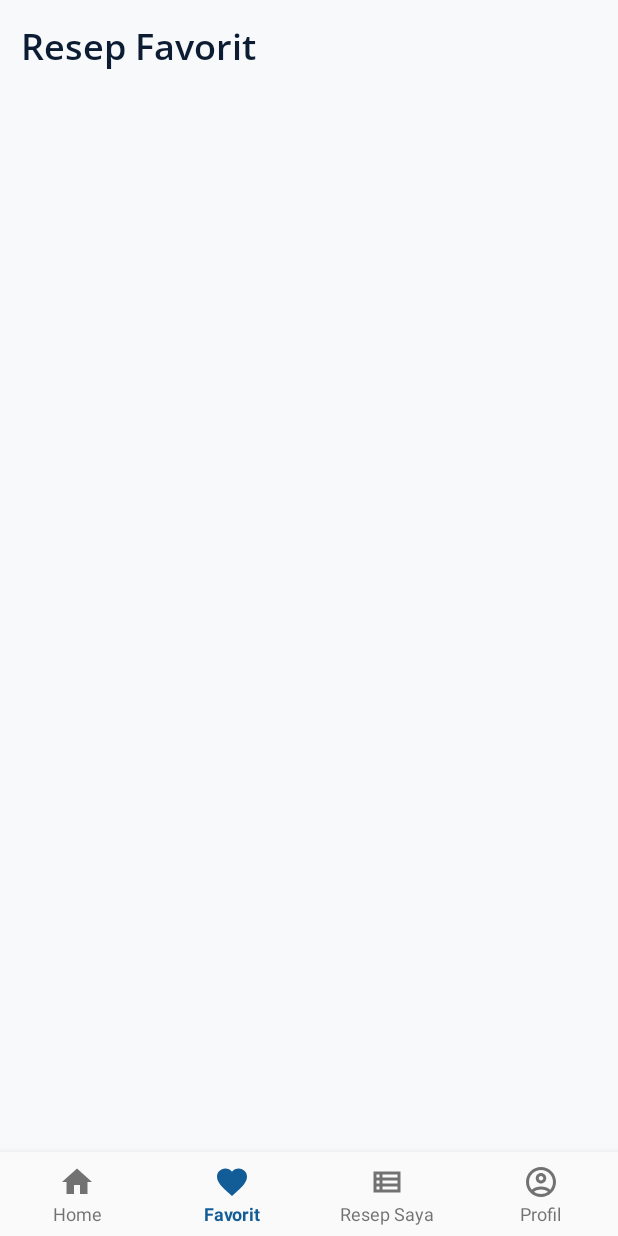
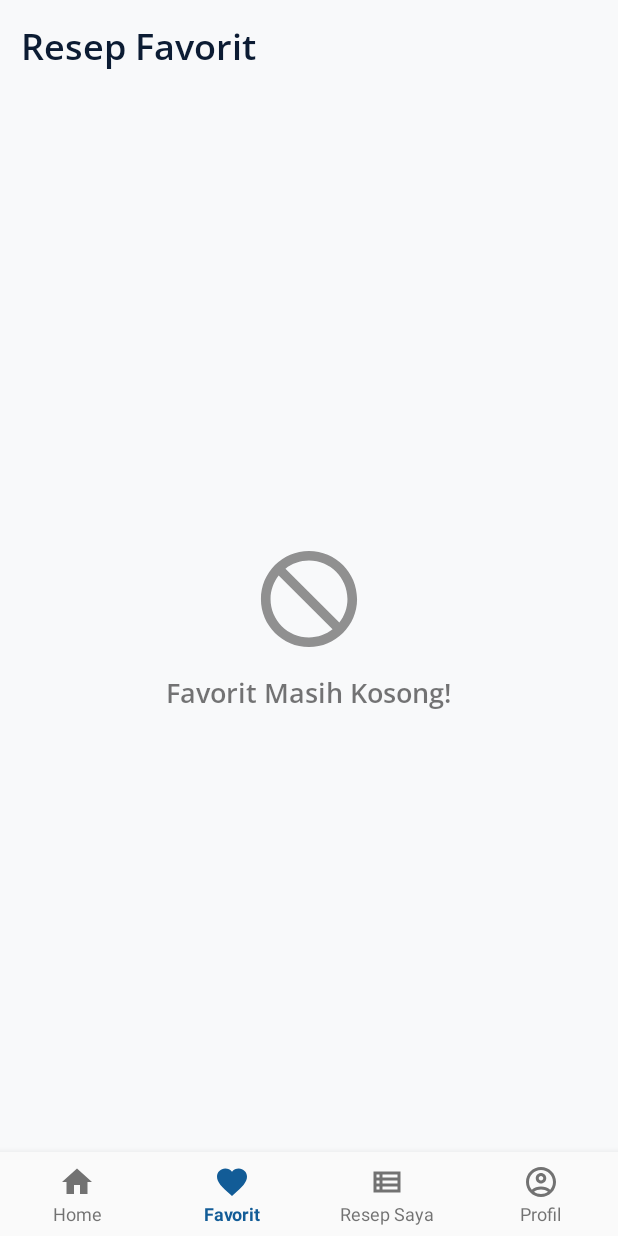
Before and after one commit to asrofilfachrulr/gorengan-indonesia, an Android app: the FavouriteFragment screen opened through its navigation route, on a phone screen of 412 x 824 dp. Run offline under Robolectric (Android 15) with nearby library versions, the phone set to English and light mode, and no system bars; our stand-ins replace navigation-ui.

Commit message:
completed favourite fragment logic include the global app store

```diff
--- a/app/src/main/AndroidManifest.xml
+++ b/app/src/main/AndroidManifest.xml
@@ -5,6 +5,7 @@
     <uses-permission android:name="android.permission.INTERNET" />
 
     <application
+        android:name=".Model.GlobalModel"
         android:allowBackup="true"
         android:dataExtractionRules="@xml/data_extraction_rules"
         android:fullBackupContent="@xml/backup_rules"
--- a/app/src/main/java/com/example/gorenganindonesia/Model/data/Receipt/Receipt.java
+++ b/app/src/main/java/com/example/gorenganindonesia/Model/data/Receipt/Receipt.java
@@ -8,7 +8,9 @@ import androidx.annotation.NonNull;
 import com.example.gorenganindonesia.Model.data.Ingredient.Ingredient;
 
 public class Receipt implements Parcelable {
+    private String id;
     private String title;
+    private String author;
     private String category;
     private int minuteDuration;
     private int thumb;
@@ -17,8 +19,10 @@ public class Receipt implements Parcelable {
     private Ingredient[] ingredients;
     private String[] steps;
 
-    public Receipt(String title, String category, int minuteDuration, int thumb, String difficulty, int portion, String[] steps, Ingredient[] ingredients) {
+    public Receipt(String id, String title, String author, String category, int minuteDuration, int thumb, String difficulty, int portion, String[] steps, Ingredient[] ingredients) {
+        this.id = id;
         this.title = title;
+        this.author = author;
         this.category = category;
         this.minuteDuration = minuteDuration;
         this.thumb = thumb;
@@ -26,6 +30,14 @@ public class Receipt implements Parcelable {
         this.portion = portion;
         this.steps = steps;
         this.ingredients = ingredients;
+    }
+
+    public String getId() {
+        return id;
+    }
+
+    public void setId(String id) {
+        this.id = id;
     }
 
     public String getCategory() {
@@ -106,6 +118,7 @@ public class Receipt implements Parcelable {
     };
 
     protected Receipt(Parcel in) {
+        id = in.readString();
         title = in.readString();
         category = in.readString();
         minuteDuration = in.readInt();
@@ -118,6 +131,7 @@ public class Receipt implements Parcelable {
 
     @Override
     public void writeToParcel(Parcel parcel, int flags) {
+        parcel.writeString(id);
         parcel.writeString(title);
         parcel.writeString(category);
         parcel.writeInt(minuteDuration);
--- a/app/src/main/java/com/example/gorenganindonesia/Model/data/Receipt/ReceiptData.java
+++ b/app/src/main/java/com/example/gorenganindonesia/Model/data/Receipt/ReceiptData.java
@@ -11,7 +11,9 @@ public class ReceiptData {
 
         receipts.add(
                 new Receipt(
+                        "receipt-1",
                         "Cireng Pedas Nuklir",
+                        "admin",
                         "Aci",
                         30,
                         R.drawable.cireng,
@@ -47,7 +49,9 @@ public class ReceiptData {
 
         receipts.add(
                 new Receipt(
+                        "receipt-2",
                         "Tempe Mendoan KFC",
+                        "admin",
                         "Kedelai",
                         30,
                         R.drawable.mendoan,
@@ -72,7 +76,9 @@ public class ReceiptData {
 
         receipts.add(
                 new Receipt(
+                        "receipt-3",
                         "Pisang Goreng Starbucks",
+                        "admin",
                         "Buah",
                         30,
                         R.drawable.pisang_goreng,
@@ -99,7 +105,9 @@ public class ReceiptData {
 
         receipts.add(
                 new Receipt(
+                        "receipt-4",
                         "Kentang Goreng Istana Negara",
+                        "admin",
                         "Kentang",
                         45,
                         R.drawable.kentang_goreng_pedas,
@@ -128,7 +136,9 @@ public class ReceiptData {
 
         receipts.add(
                 new Receipt(
+                        "receipt-5",
                         "Rempeyek Udang Cak Owi",
+                        "admin",
                         "Ikan",
                         45,
                         R.drawable.peyek_udang,
@@ -156,7 +166,9 @@ public class ReceiptData {
 
         receipts.add(
                 new Receipt(
+                        "receipt-6",
                         "Bakwan Sahabat Kolesterol",
+                        "admin",
                         "Isian Sayur",
                         40,
                         R.drawable.bakwan,
@@ -188,7 +200,9 @@ public class ReceiptData {
 
         receipts.add(
                 new Receipt(
+                        "receipt-7",
                         "Ubi Jalar yang diberi Tepung",
+                        "admin",
                         "Manis",
                         40,
                         R.drawable.ubi_jalar,
@@ -215,7 +229,9 @@ public class ReceiptData {
 
         receipts.add(
                 new Receipt(
+                        "receipt-8",
                         "Perkedel (Persatuan Kentang dan Telur)",
+                        "admin",
                         "Kentang",
                         40,
                         R.drawable.perkedel,
@@ -245,7 +261,9 @@ public class ReceiptData {
 
         receipts.add(
                 new Receipt(
+                        "receipt-9",
                         "Tahu Isi Harapan Rakyat",
+                        "admin",
                         "Kedelai",
                         30,
                         R.drawable.tahu_isi,
@@ -273,7 +291,9 @@ public class ReceiptData {
 
         receipts.add(
                 new Receipt(
+                        "receipt-10",
                         "Molen",
+                        "admin",
                         "Manis",
                         40,
                         R.drawable.molen,
@@ -302,7 +322,9 @@ public class ReceiptData {
 
         receipts.add(
                 new Receipt(
+                        "receipt-11",
                         "Cimol",
+                        "admin",
                         "Aci",
                         40,
                         R.drawable.cimol,
@@ -330,7 +352,9 @@ public class ReceiptData {
 
         receipts.add(
                 new Receipt(
+                        "receipt-12",
                         "Cilor",
+                        "admin",
                         "Aci",
                         45,
                         R.drawable.cilor,
@@ -361,7 +385,9 @@ public class ReceiptData {
 
         receipts.add(
                 new Receipt(
+                        "receipt-13",
                         "Tahu Bulat Digoreng Dadakan",
+                        "admin",
                         "Kedelai",
                         30,
                         R.drawable.tahu_bulat,
@@ -388,7 +414,9 @@ public class ReceiptData {
 
         receipts.add(
                 new Receipt(
+                        "receipt-14",
                         "Sukun",
+                        "admin",
                         "Buah",
                         45,
                         R.drawable.sukun,
@@ -415,7 +443,9 @@ public class ReceiptData {
 
         receipts.add(
                 new Receipt(
+                        "receipt-15",
                         "Apel Goreng Pak Newton",
+                        "admin",
                         "Buah",
                         30,
                         R.drawable.apel_goreng,
@@ -446,7 +476,9 @@ public class ReceiptData {
 
         receipts.add(
                 new Receipt(
+                        "receipt-16",
                         "Roti Bantal Tidur",
+                        "admin",
                         "Manis",
                         30,
                         R.drawable.roti_bantal,
@@ -475,7 +507,9 @@ public class ReceiptData {
 
         receipts.add(
                 new Receipt(
+                        "receipt-17",
                         "Donat Strawberry",
+                        "admin",
                         "Manis",
                         60,
                         R.drawable.donat_strawberry,
@@ -509,7 +543,9 @@ public class ReceiptData {
 
         receipts.add(
                 new Receipt(
+                        "receipt-18",
                         "Peyek Teri Ma Kasih",
+                        "admin",
                         "Ikan",
                         45,
                         R.drawable.peyek_teri,
@@ -537,7 +573,9 @@ public class ReceiptData {
 
         receipts.add(
                 new Receipt(
+                        "receipt-19",
                         "Onde-Onde Jakarta",
+                        "admin",
                         "Manis",
                         60,
                         R.drawable.onde_onde,
@@ -562,7 +600,9 @@ public class ReceiptData {
 
         receipts.add(
                 new Receipt(
+                        "receipt-20",
                         "Ote-Ote",
+                        "admin",
                         "Isian Sayur",
                         45,
                         R.drawable.ote_ote,
@@ -592,7 +632,9 @@ public class ReceiptData {
 
         receipts.add(
                 new Receipt(
+                        "receipt-21",
                         "Risol Sayur",
+                        "admin",
                         "Isian Sayur",
                         60,
                         R.drawable.risol_sayur,
@@ -621,7 +663,9 @@ public class ReceiptData {
 
         receipts.add(
                 new Receipt(
+                        "receipt-22",
                         "Dadar Jagung",
+                        "admin",
                         "Isian sayur",
                         45,
                         R.drawable.dadar_jagung,
@@ -649,7 +693,9 @@ public class ReceiptData {
 
         receipts.add(
                 new Receipt(
+                        "receipt-23",
                         "Peyek Kacang",
+                        "admin",
                         "Buah",
                         45,
                         R.drawable.peyek_kacang,
@@ -677,7 +723,9 @@ public class ReceiptData {
 
         receipts.add(
                 new Receipt(
+                        "receipt-24",
                         "Gehu Pedas UGD",
+                        "admin",
                         "Kedelai",
                         45,
                         R.drawable.gehu_pedas,
@@ -707,7 +755,9 @@ public class ReceiptData {
 
         receipts.add(
                 new Receipt(
+                        "receipt-25",
                         "Sempol Chicken Kentucky",
+                        "admin",
                         "Aci",
                         45,
                         R.drawable.sempol,
@@ -738,7 +788,9 @@ public class ReceiptData {
 
         receipts.add(
                 new Receipt(
+                        "receipt-26",
                         "Combro",
+                        "admin",
                         "Isian Sayur",
                         45,
                         R.drawable.combro,
--- a/app/src/main/java/com/example/gorenganindonesia/ui/Adapters/FavouritesAdapter.java
+++ b/app/src/main/java/com/example/gorenganindonesia/ui/Adapters/FavouritesAdapter.java
@@ -1,5 +1,6 @@
 package com.example.gorenganindonesia.ui.Adapters;
 
+import android.content.Context;
 import android.media.Image;
 import android.view.LayoutInflater;
 import android.view.View;
@@ -7,11 +8,14 @@ import android.view.ViewGroup;
 import android.widget.Button;
 import android.widget.ImageButton;
 import android.widget.ImageView;
+import android.widget.LinearLayout;
+import android.widget.ScrollView;
 import android.widget.TextView;
 
 import androidx.annotation.NonNull;
 import androidx.recyclerview.widget.RecyclerView;
 
+import com.example.gorenganindonesia.Model.GlobalModel;
 import com.example.gorenganindonesia.Model.data.Receipt.Receipt;
 import com.example.gorenganindonesia.R;
 
@@ -19,14 +23,20 @@ import java.util.List;
 
 public class FavouritesAdapter extends RecyclerView.Adapter<FavouritesAdapter.ViewHolder> {
     List<Receipt> dataList;
+    Context context;
 
-    public FavouritesAdapter(List<Receipt> dataList){
+    public FavouritesAdapter(Context context, List<Receipt> dataList){
+        this.context = context;
         this.dataList = dataList;
     }
 
-    public void updateData(List<Receipt> updatedDataList){
+    public void  updateData(List<Receipt> updatedDataList){
         this.dataList = updatedDataList;
         notifyDataSetChanged();
+    }
+
+    public void toggleEmptyView() {
+
     }
 
     @NonNull
@@ -41,11 +51,18 @@ public class FavouritesAdapter extends RecyclerView.Adapter<FavouritesAdapter.Vi
     public void onBindViewHolder(@NonNull FavouritesAdapter.ViewHolder holder, int position) {
         holder.tvTitle.setText(dataList.get(position).getTitle().toString());
         holder.tvAuthor.setText("oleh @admin");
-        holder.tvPortion.setText(Integer.valueOf(dataList.get(position).getPortion()));
+        holder.tvPortion.setText(String.valueOf(dataList.get(position).getPortion()) + " porsi");
         holder.tvDifficulty.setText(dataList.get(position).getDifficulty().toString());
-        holder.tvMinuteDuration.setText(Integer.valueOf(dataList.get(position).getMinuteDuration()));
+        holder.tvMinuteDuration.setText(String.valueOf(dataList.get(position).getMinuteDuration()) + "mnt");
 
         holder.ivThumb.setImageResource(dataList.get(position).getThumb());
+
+        holder.btnDelete.setOnClickListener(v -> {
+            ((GlobalModel) context.getApplicationContext())
+                    .getFavouriteViewModel()
+                    .removeFavourite(position);
+            notifyDataSetChanged();
+        });
     }
 
     @Override
@@ -57,6 +74,7 @@ public class FavouritesAdapter extends RecyclerView.Adapter<FavouritesAdapter.Vi
         TextView tvTitle, tvAuthor, tvDifficulty, tvMinuteDuration, tvPortion;
         ImageView ivThumb;
         ImageButton btnDelete;
+
         public ViewHolder(@NonNull View itemView) {
             super(itemView);
 
--- a/app/src/main/java/com/example/gorenganindonesia/ui/Fragments/Main/FavouriteFragment.java
+++ b/app/src/main/java/com/example/gorenganindonesia/ui/Fragments/Main/FavouriteFragment.java
@@ -1,6 +1,7 @@
 package com.example.gorenganindonesia.ui.Fragments.Main;
 
 import android.os.Bundle;
+import android.util.Log;
 import android.view.LayoutInflater;
 import android.view.View;
 import android.view.ViewGroup;
@@ -14,6 +15,7 @@ import androidx.recyclerview.widget.DividerItemDecoration;
 import androidx.recyclerview.widget.LinearLayoutManager;
 import androidx.recyclerview.widget.RecyclerView;
 
+import com.example.gorenganindonesia.Model.GlobalModel;
 import com.example.gorenganindonesia.Model.ViewModel.FavouriteViewModel;
 import com.example.gorenganindonesia.Model.data.Receipt.Receipt;
 import com.example.gorenganindonesia.databinding.FragmentFavouriteBinding;
@@ -26,33 +28,39 @@ public class FavouriteFragment extends Fragment {
 
     private FragmentFavouriteBinding binding;
 
-    List<Receipt> favouriteReceipt;
+    public List<Receipt> favouriteReceipt;
 
     public View onCreateView(@NonNull LayoutInflater inflater,
                              ViewGroup container, Bundle savedInstanceState) {
-        FavouriteViewModel favouriteViewModel =
-                new ViewModelProvider(this).get(FavouriteViewModel.class);
+        FavouriteViewModel favouriteViewModel = ((GlobalModel) requireContext().getApplicationContext()).getFavouriteViewModel();
 
         binding = FragmentFavouriteBinding.inflate(inflater, container, false);
         View root = binding.getRoot();
 
         favouriteReceipt = favouriteViewModel.getFavourites().getValue();
 
+
         RecyclerView recyclerView = binding.rvFavourites;
-        FavouritesAdapter adapter = new FavouritesAdapter(favouriteReceipt);
+        FavouritesAdapter adapter = new FavouritesAdapter(requireContext(), favouriteReceipt);
         RecyclerView.LayoutManager layoutManager = new LinearLayoutManager(getContext());
 
         recyclerView.setLayoutManager(layoutManager);
+
         recyclerView.setAdapter(adapter);
 
         DividerItemDecoration dividerItemDecoration = new DividerItemDecoration(recyclerView.getContext(), DividerItemDecoration.VERTICAL);
         recyclerView.addItemDecoration(dividerItemDecoration);
 
-        favouriteViewModel.getFavourites().observe(getViewLifecycleOwner(), new Observer<List<Receipt>>() {
-            @Override
-            public void onChanged(List<Receipt> receipts) {
-                adapter.updateData(receipts);
+        favouriteViewModel.getFavourites().observe(getViewLifecycleOwner(), receipts -> {
+            adapter.updateData(receipts);
+            if(adapter.getItemCount() > 0){
+                binding.svListFav.setVisibility(View.VISIBLE);
+                binding.llEmptyFavSign.setVisibility(View.GONE);
+            } else {
+                binding.svListFav.setVisibility(View.GONE);
+                binding.llEmptyFavSign.setVisibility(View.VISIBLE);
             }
+            Log.e("Debug Live Data", "List Size on Fragment: " + String.valueOf(favouriteReceipt.size()));
         });
 
         return root;
--- /dev/null
+++ b/app/src/main/res/drawable-anydpi/ic_stop.xml
@@ -0,0 +1,16 @@
+<vector xmlns:android="http://schemas.android.com/apk/res/android"
+    android:width="24dp"
+    android:height="24dp"
+    android:viewportWidth="24"
+    android:viewportHeight="24"
+    android:tint="#757575"
+    android:alpha="0.8">
+  <group android:scaleX="0.7692308"
+      android:scaleY="0.7692308"
+      android:translateX="2.7692308"
+      android:translateY="2.7692308">
+    <path
+        android:fillColor="@android:color/white"
+        android:pathData="M12,2C6.48,2 2,6.48 2,12s4.48,10 10,10s10,-4.48 10,-10S17.52,2 12,2zM12,20c-4.42,0 -8,-3.58 -8,-8c0,-1.85 0.63,-3.55 1.69,-4.9L16.9,18.31C15.55,19.37 13.85,20 12,20zM18.31,16.9L7.1,5.69C8.45,4.63 10.15,4 12,4c4.42,0 8,3.58 8,8C20,13.85 19.37,15.55 18.31,16.9z"/>
+  </group>
+</vector>
--- a/app/src/main/res/layout/fragment_favourite.xml
+++ b/app/src/main/res/layout/fragment_favourite.xml
@@ -1,27 +1,70 @@
 <?xml version="1.0" encoding="utf-8"?>
-<LinearLayout xmlns:android="http://schemas.android.com/apk/res/android"
+<androidx.constraintlayout.widget.ConstraintLayout xmlns:android="http://schemas.android.com/apk/res/android"
     xmlns:app="http://schemas.android.com/apk/res-auto"
     xmlns:tools="http://schemas.android.com/tools"
+    style="@style/MainFragmentRoot"
     android:layout_width="match_parent"
     android:layout_height="match_parent"
     android:orientation="vertical"
-    tools:context=".ui.Fragments.Main.FavouriteFragment"
-    style="@style/MainFragmentRoot">
+    tools:context=".ui.Fragments.Main.FavouriteFragment">
 
     <TextView
+        android:id="@+id/tv_favourite_title"
         style="@style/MainFragmentTitle"
-        android:id="@+id/tv_favourite_title"
         android:layout_width="match_parent"
         android:layout_height="wrap_content"
+        android:minHeight="50dp"
         android:paddingHorizontal="14sp"
-        android:text="Resep Favorit" />
+        android:text="Resep Favorit"
+        app:layout_constraintStart_toStartOf="parent"
+        app:layout_constraintTop_toTopOf="parent" />
 
-    <androidx.recyclerview.widget.RecyclerView
-        android:layout_marginTop="16dp"
-        android:id="@+id/rv_favourites"
+    <LinearLayout
+        android:id="@+id/ll_empty_fav_sign"
+        android:layout_width="match_parent"
+        android:layout_height="match_parent"
+        android:gravity="center"
+        android:orientation="vertical">
 
+        <ImageView
+            android:layout_width="100dp"
+            android:layout_height="100dp"
+            android:src="@drawable/ic_stop" />
+
+        <TextView
+            android:layout_width="wrap_content"
+            android:layout_height="wrap_content"
+            android:textSize="18sp"
+            android:fontFamily="@font/open_sans_semibold"
+            android:text="Favorit Masih Kosong!" />
+    </LinearLayout>
+
+    <ScrollView
+        android:id="@+id/sv_list_fav"
         android:layout_width="match_parent"
         android:layout_height="wrap_content"
-        tools:itemCount="5"
-        tools:listitem="@layout/favourite_item"/>
-</LinearLayout>
+        android:visibility="gone"
+        app:layout_constraintStart_toStartOf="parent"
+        app:layout_constraintTop_toBottomOf="@id/tv_favourite_title">
+
+        <LinearLayout
+            android:layout_width="match_parent"
+            android:layout_height="wrap_content"
+            android:orientation="vertical">
+
+            <androidx.recyclerview.widget.RecyclerView
+                android:id="@+id/rv_favourites"
+                android:layout_width="match_parent"
+
+                android:layout_height="wrap_content"
+                android:layout_marginTop="16dp"
+                tools:itemCount="5"
+                tools:listitem="@layout/favourite_item" />
+
+            <View
+                android:id="@+id/vw_empty_space"
+                android:layout_width="match_parent"
+                android:layout_height="70dp" />
+        </LinearLayout>
+    </ScrollView>
+</androidx.constraintlayout.widget.ConstraintLayout>
```
Also changed, not shown: app/src/main/java/com/example/gorenganindonesia/Activity/DetailActivity.java (+38 -12 lines), app/src/main/java/com/example/gorenganindonesia/Model/GlobalModel.java (added, +19 -0 lines), app/src/main/java/com/example/gorenganindonesia/Model/ViewModel/FavouriteViewModel.java (+42 -7 lines), app/src/main/res/drawable-anydpi/ic_cross.xml (added, +13 -0 lines), app/src/main/res/layout/favourite_item.xml (+18 -11 lines), app/src/main/res/drawable-hdpi/ic_cross.png (added), app/src/main/res/drawable-hdpi/ic_stop.png (added), app/src/main/res/drawable-mdpi/ic_cross.png (added), app/src/main/res/drawable-mdpi/ic_stop.png (added), app/src/main/res/drawable-xhdpi/ic_cross.png (added), app/src/main/res/drawable-xhdpi/ic_stop.png (added), app/src/main/res/drawable-xxhdpi/ic_cross.png (added), app/src/main/res/drawable-xxhdpi/ic_stop.png (added).
